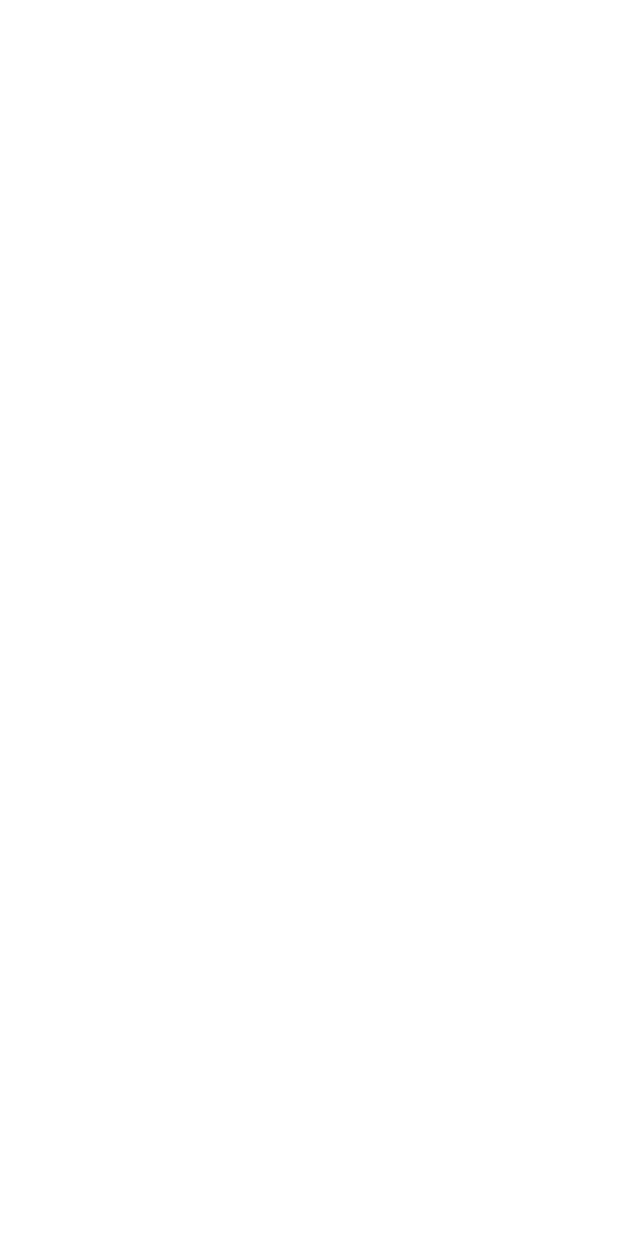
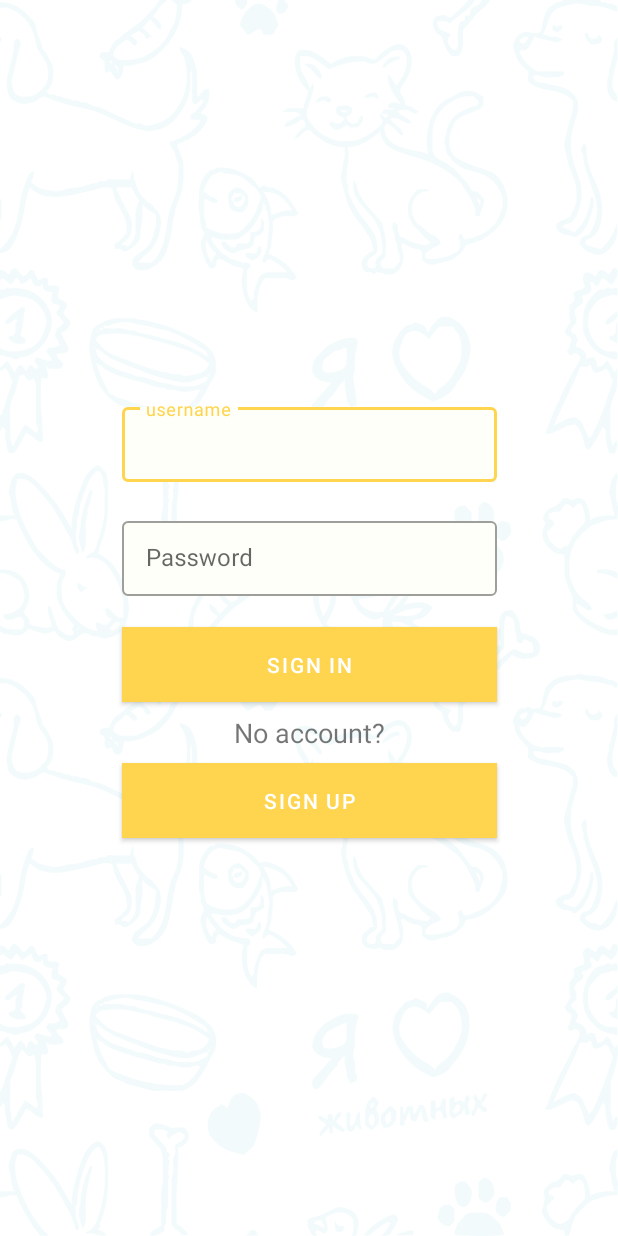
Before and after one commit to chilik1020/MustachePawsFP, an Android app: the screen it shows after launch (MainActivity), on a phone screen of 412 x 824 dp. Before the commit the screen is empty. Run offline under Robolectric (Android 15) with nearby library versions, the phone set to English and light mode, and no system bars; 2 statements that could not run were skipped.

Commit message:
Fragment transaction between Login and SignUp

```diff
--- a/app/src/main/java/com/chilik1020/mustachepawsfp/ui/MainActivity.kt
+++ b/app/src/main/java/com/chilik1020/mustachepawsfp/ui/MainActivity.kt
@@ -1,12 +1,19 @@
 package com.chilik1020.mustachepawsfp.ui
 
+import android.os.Bundle
 import androidx.appcompat.app.AppCompatActivity
-import android.os.Bundle
 import com.chilik1020.mustachepawsfp.R
+import com.chilik1020.mustachepawsfp.ui.login.LoginFragment
 
 class MainActivity : AppCompatActivity() {
     override fun onCreate(savedInstanceState: Bundle?) {
         super.onCreate(savedInstanceState)
         setContentView(R.layout.activity_main)
+
+        if (savedInstanceState == null) {
+            supportFragmentManager.beginTransaction()
+                .add(R.id.fragment_container, LoginFragment())
+                .commit()
+        }
     }
 }
--- a/app/src/main/java/com/chilik1020/mustachepawsfp/ui/login/LoginFragment.kt
+++ b/app/src/main/java/com/chilik1020/mustachepawsfp/ui/login/LoginFragment.kt
@@ -6,7 +6,9 @@ import android.view.View
 import android.view.ViewGroup
 import android.widget.Toast
 import androidx.fragment.app.Fragment
+import com.chilik1020.mustachepawsfp.R
 import com.chilik1020.mustachepawsfp.databinding.FragmentLoginBinding
+import com.chilik1020.mustachepawsfp.ui.signup.SignUpFragment
 
 class LoginFragment : Fragment() {
 
@@ -76,6 +78,10 @@ class LoginFragment : Fragment() {
     }
 
     private fun navigateToSignUpFragment() {
+        requireActivity().supportFragmentManager.beginTransaction()
+            .add(R.id.fragment_container, SignUpFragment())
+            .addToBackStack(null)
+            .commit()
     }
 
     private fun navigateToPostListFragment() {
--- a/app/src/main/res/layout/activity_main.xml
+++ b/app/src/main/res/layout/activity_main.xml
@@ -4,11 +4,15 @@
     xmlns:tools="http://schemas.android.com/tools"
     android:layout_width="match_parent"
     android:layout_height="match_parent"
-    tools:context=".ui.activities.MainActivity">
+    tools:context=".ui.MainActivity">
 
     <FrameLayout
         android:id="@+id/fragment_container"
         android:layout_width="match_parent"
-        android:layout_height="match_parent"/>
+        android:layout_height="match_parent"
+        app:layout_constraintBottom_toBottomOf="parent"
+        app:layout_constraintEnd_toEndOf="parent"
+        app:layout_constraintStart_toStartOf="parent"
+        app:layout_constraintTop_toTopOf="parent" />
 
 </androidx.constraintlayout.widget.ConstraintLayout>
```
